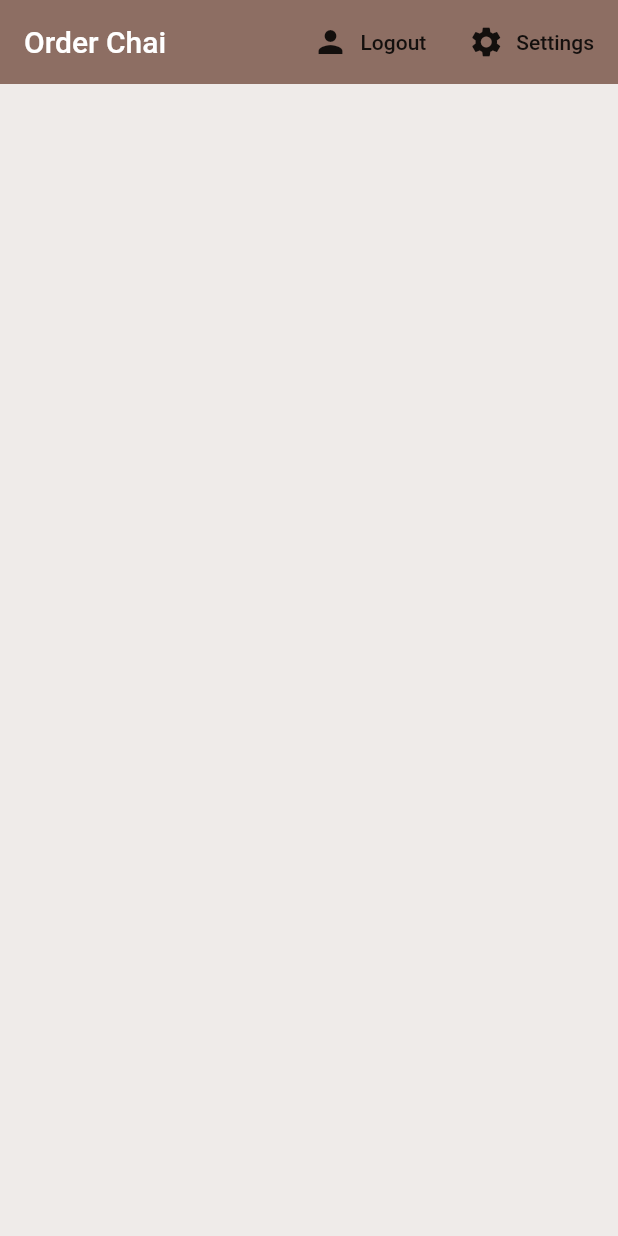
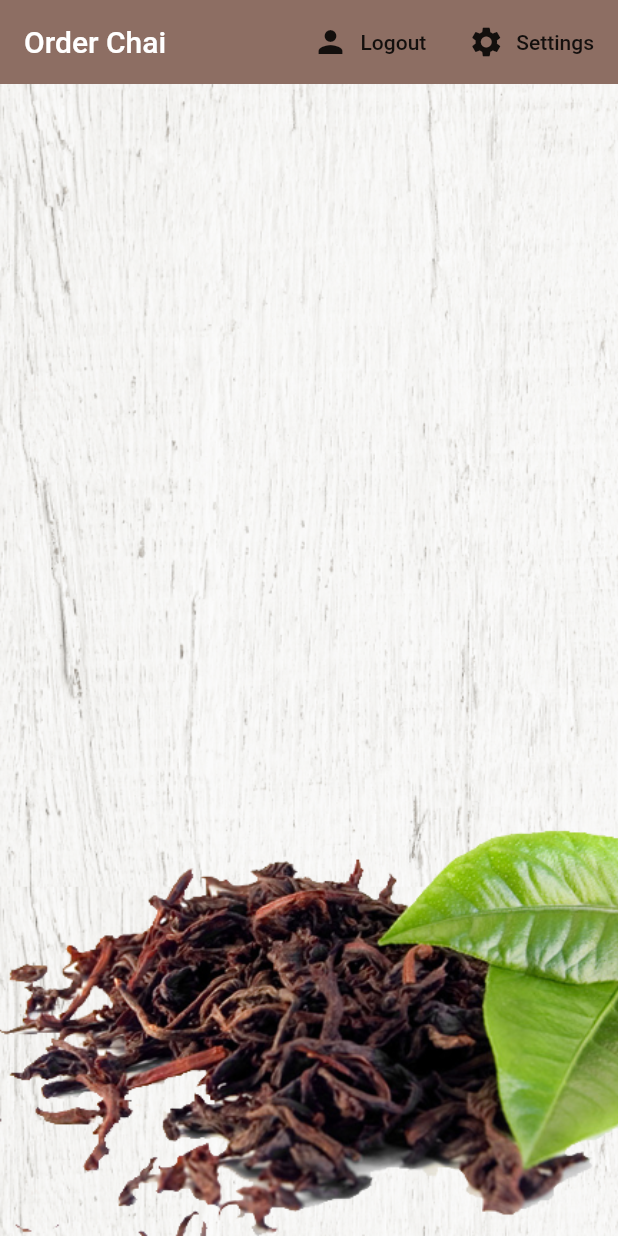
Before and after one commit to abdulalikhan/order_chai, a Flutter app: the screen it shows once a user with an empty profile is signed in, on a phone screen of 412 x 824 dp. Run offline on Flutter 3.47's test engine with Material 2 defaults, Android fonts, the phone set to English and light mode, and no system bars; our stand-ins replace cloud_firestore, firebase_auth, flutter_spinkit; accounts and stored records are empty.

Commit message:
Improved the UI

```diff
--- a/lib/screens/home/chai_tile.dart
+++ b/lib/screens/home/chai_tile.dart
@@ -16,6 +16,7 @@ class chaiTile extends StatelessWidget {
           leading: CircleAvatar(
             radius: 25.0,
             backgroundColor: Colors.brown[chai.strength],
+            backgroundImage: AssetImage('assets/chai_icon.png'),
           ),
           title: Text(chai.name),
           subtitle: Text('Takes ${chai.sugars} sugar(s)'),
--- a/lib/screens/home/home.dart
+++ b/lib/screens/home/home.dart
@@ -49,7 +49,14 @@ class Home extends StatelessWidget {
             )
           ],
         ),
-        body: chaiList(),
+        body: Container(
+            decoration: BoxDecoration(
+              image: DecorationImage(
+                image: AssetImage('assets/chai_bg.png'),
+                fit: BoxFit.cover,
+              ),
+            ),
+            child: chaiList()),
       ),
     );
   }
--- a/pubspec.yaml
+++ b/pubspec.yaml
@@ -50,8 +50,8 @@ flutter:
   uses-material-design: true
 
   # To add assets to your application, add an assets section, like this:
-  # assets:
-  #   - images/a_dot_burr.jpeg
+  assets:
+    - assets/
   #   - images/a_dot_ham.jpeg
 
   # An image asset can refer to one or more resolution-specific "variants", see
```
Also changed, not shown: assets/chai_bg.png (added), assets/chai_icon.png (added).
